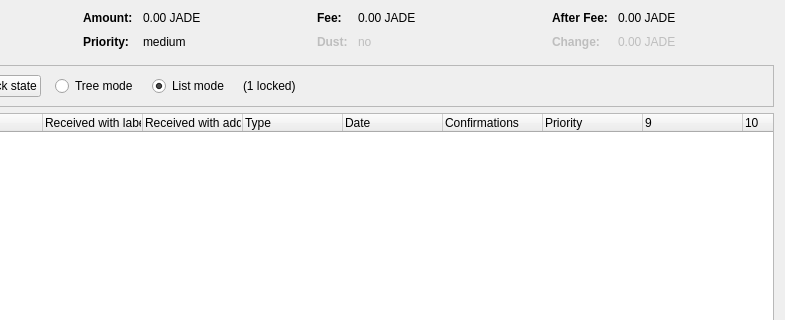
Before: the Qt Designer form src/qt/forms/coincontroldialog.ui in buddilla/GoCash-Core, drawn with Qt 5; both pictures show x 169 to 954 and y 0 to 320 of the 954 by 500 pixel window.
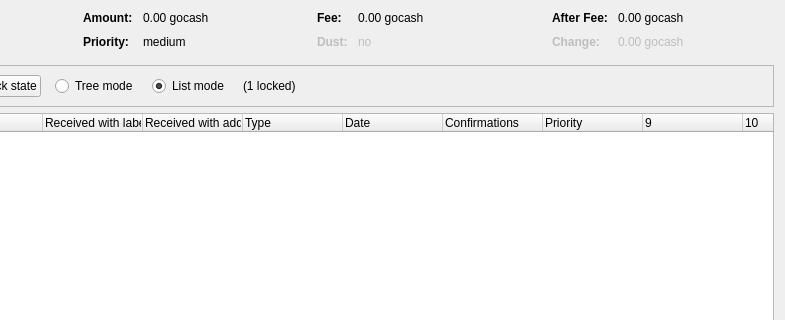
After: the same form once the commit is applied. Custom widgets are drawn as their Qt base class.

The edit to the form file:
```diff
--- a/src/qt/forms/coincontroldialog.ui
+++ b/src/qt/forms/coincontroldialog.ui
@@ -132,7 +132,7 @@
           <enum>Qt::ActionsContextMenu</enum>
          </property>
          <property name="text">
-          <string notr="true">0.00 JADE</string>
+          <string notr="true">0.00 gocash</string>
          </property>
          <property name="textInteractionFlags">
           <set>Qt::LinksAccessibleByMouse|Qt::TextSelectableByKeyboard|Qt::TextSelectableByMouse</set>
@@ -206,7 +206,7 @@
           <enum>Qt::ActionsContextMenu</enum>
          </property>
          <property name="text">
-          <string notr="true">0.00 JADE</string>
+          <string notr="true">0.00 gocash</string>
          </property>
          <property name="textInteractionFlags">
           <set>Qt::LinksAccessibleByMouse|Qt::TextSelectableByKeyboard|Qt::TextSelectableByMouse</set>
@@ -286,7 +286,7 @@
           <enum>Qt::ActionsContextMenu</enum>
          </property>
          <property name="text">
-          <string notr="true">0.00 JADE</string>
+          <string notr="true">0.00 gocash</string>
          </property>
          <property name="textInteractionFlags">
           <set>Qt::LinksAccessibleByMouse|Qt::TextSelectableByKeyboard|Qt::TextSelectableByMouse</set>
@@ -321,7 +321,7 @@
           <enum>Qt::ActionsContextMenu</enum>
          </property>
          <property name="text">
-          <string notr="true">0.00 JADE</string>
+          <string notr="true">0.00 gocash</string>
          </property>
          <property name="textInteractionFlags">
           <set>Qt::LinksAccessibleByMouse|Qt::TextSelectableByKeyboard|Qt::TextSelectableByMouse</set>
```
